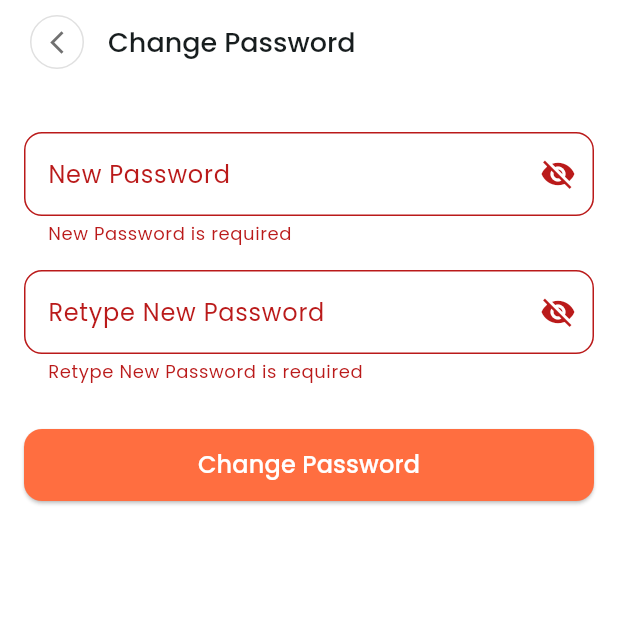
After one commit to donymashup/Etutor, a Flutter app: the ChangePasswordScreen screen opened directly, after a tap on "Change Password", on a phone screen of 412 x 824 dp, the top half of it. The commit adds this screen. Run offline on Flutter 3.47's test engine with Material 3 defaults, Android fonts, the light colour scheme and no system bars; our stand-ins replace better_player, cached_network_image, dotted_border, fl_chart, flutter_secure_storage, font_awesome_flutter and 10 more; missing offline and left inert: custom_timer, fluentui_emoji_icon, flutter_tex, iconify_flutter, syncfusion_flutter_pdfviewer; accounts and stored records are empty; project files that could hold a hidden picture were left out.

Commit message:
change_password

```diff
--- a/lib/common/constants/config.dart
+++ b/lib/common/constants/config.dart
@@ -51,3 +51,6 @@ const courseDetails = "Newapi/getCourseDetails";
 const bookMark = "Newapi/bookmark";
 const checkBookMark = "Newapi/checkForBookMark";
 const bookmarkedContent = "Newapi/getUserBookmarkedContents";
+
+//change password
+const changedPassword = "Newapi/changePassword";
--- /dev/null
+++ b/lib/features/profile/model/change_password_model.dart
@@ -0,0 +1,17 @@
+class ChangePasswordModel {
+  String type;
+  String message;
+
+  ChangePasswordModel({required this.type, required this.message});
+
+  ChangePasswordModel.fromJson(Map<String, dynamic> json)
+      : type = json['type'],
+        message = json['message'];
+
+  Map<String, dynamic> toJson() {
+    final Map<String, dynamic> data = new Map<String, dynamic>();
+    data['type'] = this.type;
+    data['message'] = this.message;
+    return data;
+  }
+}
--- /dev/null
+++ b/lib/features/profile/provider/change_password_provider.dart
@@ -0,0 +1,39 @@
+import 'package:etutor/features/profile/model/change_password_model.dart';
+import 'package:etutor/features/profile/service/change_password_service.dart';
+import 'package:flutter/material.dart';
+
+class ChangePasswordProvider extends ChangeNotifier {
+  bool _isLoadingChangePassword = false;
+  bool get isLoadingChangePassword => _isLoadingChangePassword;
+
+  ChangePasswordModel? _changePassword;
+  ChangePasswordModel? get changePassword => _changePassword;
+
+  // Change password provider
+  Future<void> fetchChangePassword({
+    required BuildContext context,
+    required String password,
+  }) async {
+    _isLoadingChangePassword = true;
+    notifyListeners();
+
+    try {
+      final response = await ChangePasswordService().changePassword(
+        context: context,
+        password: password,
+      );
+
+      if (response != null && response.type == "success") {
+        _changePassword = response;
+      } else {
+        _changePassword = null;
+      }
+    } catch (e) {
+      debugPrint("Error fetching change password : $e");
+      _changePassword = null;
+    }
+
+    _isLoadingChangePassword = false;
+    notifyListeners();
+  }
+}
--- /dev/null
+++ b/lib/features/profile/screens/change_password.dart
@@ -0,0 +1,161 @@
+import 'package:etutor/common/constants/app_constants.dart';
+import 'package:etutor/common/widgets/back_button.dart';
+import 'package:etutor/features/profile/provider/change_password_provider.dart';
+import 'package:flutter/material.dart';
+import 'package:provider/provider.dart';
+
+class ChangePasswordScreen extends StatefulWidget {
+  const ChangePasswordScreen({super.key});
+
+  @override
+  State<ChangePasswordScreen> createState() => _ChangePasswordState();
+}
+
+class _ChangePasswordState extends State<ChangePasswordScreen> {
+  final _formKey = GlobalKey<FormState>();
+
+  final TextEditingController _currentPasswordController =
+      TextEditingController();
+  final TextEditingController _newPasswordController = TextEditingController();
+  final TextEditingController _retypePasswordController =
+      TextEditingController();
+
+  bool _obscureCurrent = true;
+  bool _obscureNew = true;
+  bool _obscureRetype = true;
+
+  @override
+  void dispose() {
+    _currentPasswordController.dispose();
+    _newPasswordController.dispose();
+    _retypePasswordController.dispose();
+    super.dispose();
+  }
+
+  Future<void> _handleChangePassword() async {
+    if (_formKey.currentState!.validate()) {
+      final newPassword = _newPasswordController.text.trim();
+      final retypePassword = _retypePasswordController.text.trim();
+
+      if (newPassword != retypePassword) {
+        ScaffoldMessenger.of(context).showSnackBar(
+          const SnackBar(content: Text("New passwords do not match")),
+        );
+        return;
+      }
+      // Calling Provider
+      final provider =
+          Provider.of<ChangePasswordProvider>(context, listen: false);
+
+      await provider.fetchChangePassword(
+        context: context,
+        password: newPassword,
+      );
+
+      // If success → pop back
+      if (provider.changePassword != null &&
+          provider.changePassword!.type == "success") {
+        Navigator.pop(context);
+      }
+    }
+  }
+
+  Widget _buildPasswordField({
+    required String label,
+    required TextEditingController controller,
+    required bool obscure,
+    required VoidCallback toggleVisibility,
+  }) {
+    return TextFormField(
+      controller: controller,
+      obscureText: obscure,
+      decoration: InputDecoration(
+        labelText: label,
+        border: OutlineInputBorder(borderRadius: BorderRadius.circular(12)),
+        suffixIcon: IconButton(
+          icon: Icon(obscure ? Icons.visibility_off : Icons.visibility),
+          onPressed: toggleVisibility,
+        ),
+      ),
+      validator: (value) {
+        if (value == null || value.isEmpty) {
+          return "$label is required";
+        }
+        if (label != "Current Password" && value.length < 6) {
+          return "Password must be at least 6 characters";
+        }
+        return null;
+      },
+    );
+  }
+
+  @override
+  Widget build(BuildContext context) {
+    final changePasswordProvider = Provider.of<ChangePasswordProvider>(context);
+
+    return Scaffold(
+      backgroundColor: Colors.white,
+      appBar: AppBar(
+        backgroundColor: AppColor.whiteColor,
+        title: const Text(
+          "Change Password",
+          style: TextStyle(fontSize: 18, fontWeight: FontWeight.w500),
+          textAlign: TextAlign.center,
+        ),
+        leading: const Padding(
+          padding: EdgeInsets.only(left: 20.0),
+          child: CustomBackButton(),
+        ),
+      ),
+      body: Padding(
+        padding: const EdgeInsets.all(16),
+        child: Form(
+          key: _formKey,
+          child: Column(
+            children: [
+              const SizedBox(height: 16),
+              _buildPasswordField(
+                label: "New Password",
+                controller: _newPasswordController,
+                obscure: _obscureNew,
+                toggleVisibility: () {
+                  setState(() => _obscureNew = !_obscureNew);
+                },
+              ),
+              const SizedBox(height: 16),
+              _buildPasswordField(
+                label: "Retype New Password",
+                controller: _retypePasswordController,
+                obscure: _obscureRetype,
+                toggleVisibility: () {
+                  setState(() => _obscureRetype = !_obscureRetype);
+                },
+              ),
+              const SizedBox(height: 30),
+              SizedBox(
+                width: double.infinity,
+                height: 48,
+                child: ElevatedButton(
+                  onPressed: changePasswordProvider.isLoadingChangePassword
+                      ? null
+                      : _handleChangePassword,
+                  style: ElevatedButton.styleFrom(
+                    backgroundColor: Colors.deepOrangeAccent,
+                    shape: RoundedRectangleBorder(
+                        borderRadius: BorderRadius.circular(12)),
+                  ),
+                  child: changePasswordProvider.isLoadingChangePassword
+                      ? const CircularProgressIndicator(color: Colors.white)
+                      : const Text(
+                          "Change Password",
+                          style: TextStyle(fontSize: 16, color: Colors.white),
+                        ),
+                ),
+              )
+            ],
+          ),
+        ),
+      ),
+    );
+  }
+}
--- a/lib/main.dart
+++ b/lib/main.dart
@@ -10,6 +10,7 @@ import 'package:etutor/features/live/provider/live_class_provider.dart';
 import 'package:etutor/features/my_course/provider/course_details_provider.dart';
 import 'package:etutor/features/my_course/provider/my_course_provider.dart';
 import 'package:etutor/features/payment/controller/payment_provider.dart';
+import 'package:etutor/features/profile/provider/change_password_provider.dart';
 import 'package:etutor/features/subscribed_course/provider/bookmark_provider.dart';
 import 'package:etutor/features/subscribed_course/provider/chapter_card_overview_provider.dart';
 import 'package:etutor/features/subscribed_course/provider/subcribed_course_provider.dart';
@@ -41,6 +42,7 @@ void main() async {
         ChangeNotifierProvider(create: (_)=> CourseDetailsProvider()),
         ChangeNotifierProvider(create: (_)=> VideoPlayerProvider()),
         ChangeNotifierProvider(create: (_)=> BookmarkProvider()),
+         ChangeNotifierProvider(create: (_) => ChangePasswordProvider()),
       ],
       child: MyApp(),
       ),
```
Also changed, not shown: lib/features/profile/screens/profile.dart (+24 -10 lines), lib/features/profile/service/change_password_service.dart (added, +61 -0 lines).
